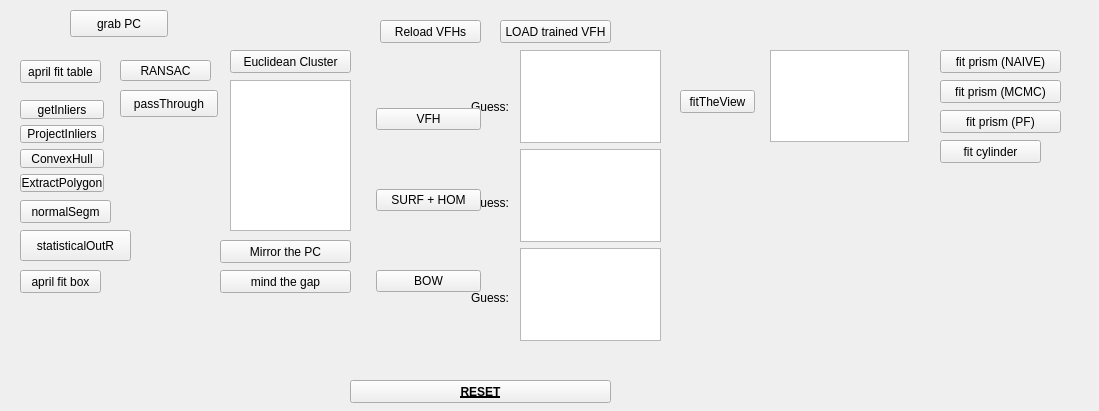
First picture: the form in components/objectDetectionTester/src/guiDlg.ui, repository robocomp/perception, before the edit.
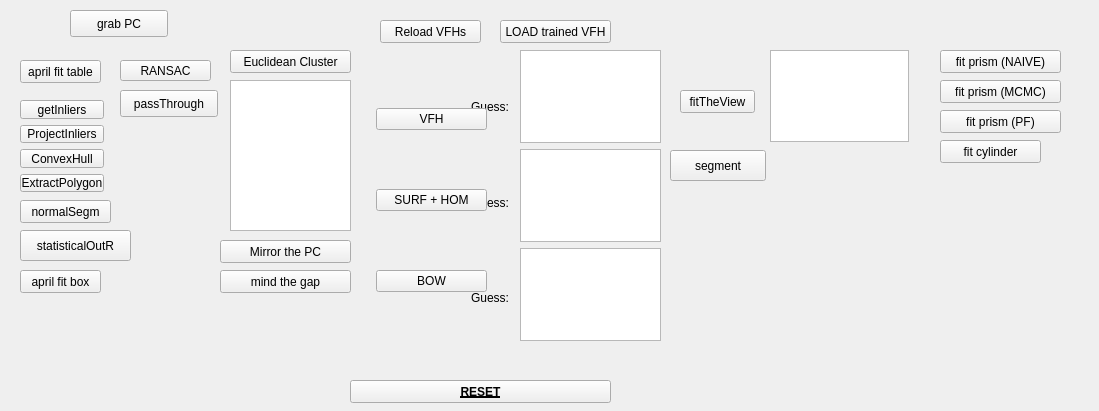
Second picture: the form after the edit.

The edit to the form file:
```diff
--- a/components/objectDetectionTester/src/guiDlg.ui
+++ b/components/objectDetectionTester/src/guiDlg.ui
@@ -303,7 +303,7 @@
     <rect>
      <x>376</x>
      <y>55</y>
-     <width>105</width>
+     <width>111</width>
      <height>291</height>
     </rect>
    </property>
@@ -406,6 +406,19 @@
     <string>statisticalOutR</string>
    </property>
   </widget>
+  <widget class="QPushButton" name="segment_button">
+   <property name="geometry">
+    <rect>
+     <x>670</x>
+     <y>150</y>
+     <width>96</width>
+     <height>31</height>
+    </rect>
+   </property>
+   <property name="text">
+    <string>segment</string>
+   </property>
+  </widget>
  </widget>
  <resources/>
  <connections/>
```
